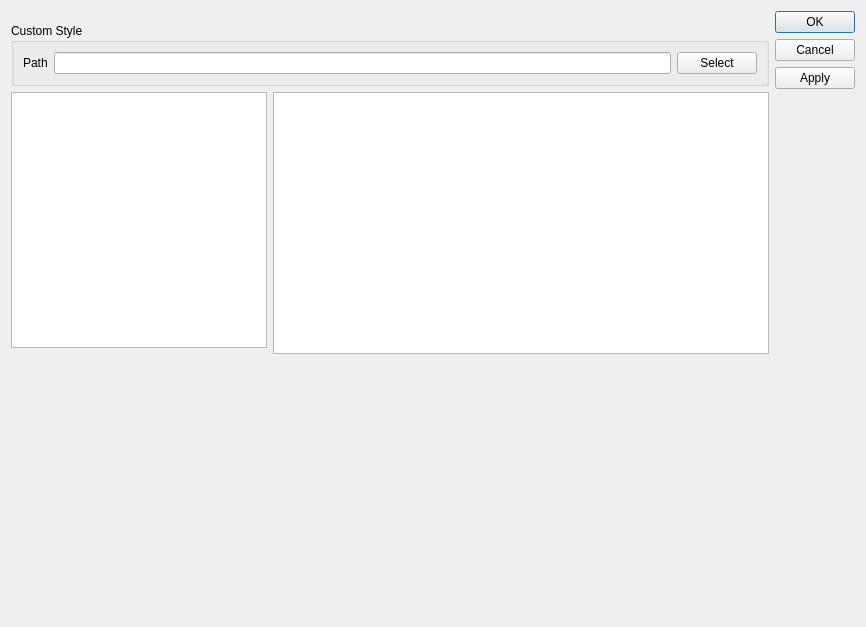
Old version of the form src/styleeditor.ui in the repository beige/CreatorStyleEdit.
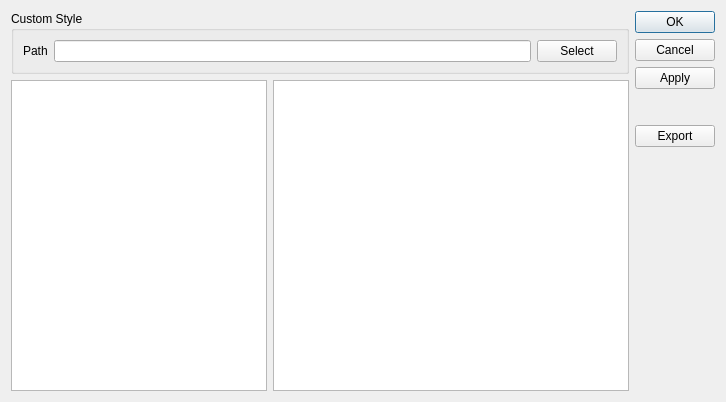
New version of the form.

Commit message: added export function

Diff of the .ui file:
```diff
--- a/src/styleeditor.ui
+++ b/src/styleeditor.ui
@@ -6,8 +6,8 @@
    <rect>
     <x>0</x>
     <y>0</y>
-    <width>866</width>
-    <height>627</height>
+    <width>726</width>
+    <height>402</height>
    </rect>
   </property>
   <property name="windowTitle">
@@ -16,6 +16,12 @@
   <layout class="QGridLayout" name="gridLayout">
    <item row="0" column="3" rowspan="6">
     <widget class="QDialogButtonBox" name="buttonBox">
+     <property name="sizePolicy">
+      <sizepolicy hsizetype="Preferred" vsizetype="Preferred">
+       <horstretch>0</horstretch>
+       <verstretch>0</verstretch>
+      </sizepolicy>
+     </property>
      <property name="orientation">
       <enum>Qt::Vertical</enum>
      </property>
@@ -24,20 +30,17 @@
      </property>
     </widget>
    </item>
-   <item row="5" column="1">
-    <spacer name="verticalSpacer">
-     <property name="orientation">
-      <enum>Qt::Vertical</enum>
+   <item row="7" column="3">
+    <widget class="QPushButton" name="exportPushButton">
+     <property name="text">
+      <string>Export</string>
      </property>
-     <property name="sizeHint" stdset="0">
-      <size>
-       <width>20</width>
-       <height>40</height>
-      </size>
-     </property>
-    </spacer>
+    </widget>
    </item>
-   <item row="2" column="0" colspan="3">
+   <item row="1" column="0" rowspan="8" colspan="2">
+    <widget class="QListWidget" name="styleListWidget"/>
+   </item>
+   <item row="0" column="0" colspan="3">
     <widget class="QGroupBox" name="customStyleGroupBox">
      <property name="title">
       <string>Custom Style</string>
@@ -67,7 +70,7 @@
      </layout>
     </widget>
    </item>
-   <item row="3" column="2" rowspan="2">
+   <item row="1" column="2" rowspan="8">
     <widget class="QTextEdit" name="styleDescriptionTextEdit">
      <property name="undoRedoEnabled">
       <bool>false</bool>
@@ -77,8 +80,34 @@
      </property>
     </widget>
    </item>
-   <item row="3" column="0" colspan="2">
-    <widget class="QListWidget" name="styleListWidget"/>
+   <item row="8" column="3">
+    <spacer name="verticalSpacer">
+     <property name="orientation">
+      <enum>Qt::Vertical</enum>
+     </property>
+     <property name="sizeHint" stdset="0">
+      <size>
+       <width>20</width>
+       <height>40</height>
+      </size>
+     </property>
+    </spacer>
+   </item>
+   <item row="6" column="3">
+    <spacer name="verticalSpacer_2">
+     <property name="orientation">
+      <enum>Qt::Vertical</enum>
+     </property>
+     <property name="sizeType">
+      <enum>QSizePolicy::Fixed</enum>
+     </property>
+     <property name="sizeHint" stdset="0">
+      <size>
+       <width>20</width>
+       <height>30</height>
+      </size>
+     </property>
+    </spacer>
    </item>
   </layout>
  </widget>
```
The commit also changes 2 other files.
